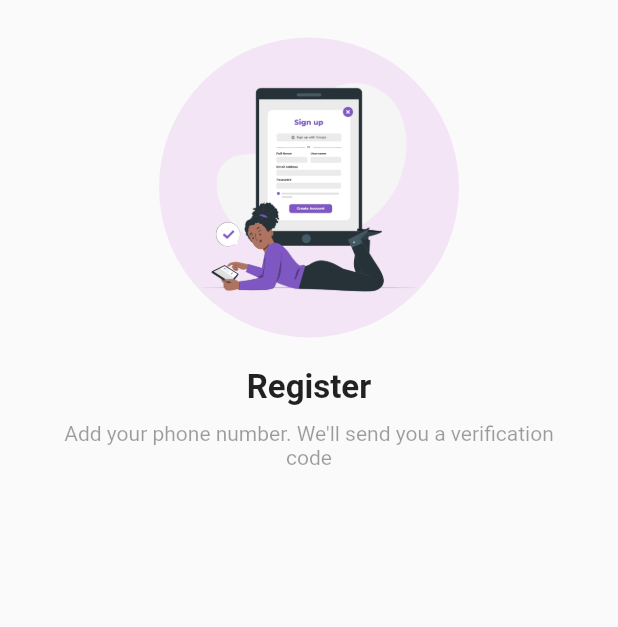
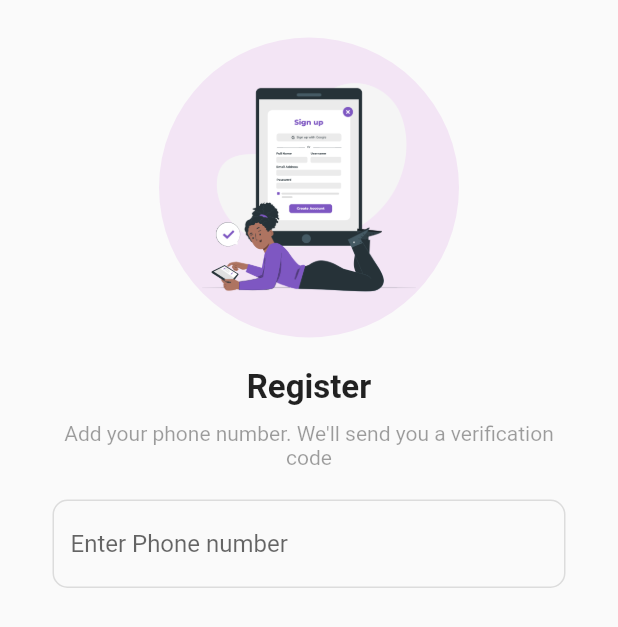
Before and after one commit to Mohamed7E/fireBase, a Flutter app: the RegisterScreen screen opened directly, on a phone screen of 412 x 824 dp. Shown: the top 627 px of the screen. Run offline on Flutter 3.47's test engine with Material 2 defaults, Android fonts, the phone set to English and light mode, and no system bars.

Commit message:
add text boxe

```diff
--- a/lib/Screens/Register_screen.dart
+++ b/lib/Screens/Register_screen.dart
@@ -1,8 +1,14 @@
 import 'package:flutter/material.dart';
 
-class RegisterScreen extends StatelessWidget {
+class RegisterScreen extends StatefulWidget {
   const RegisterScreen({super.key});
 
+  @override
+  State<RegisterScreen> createState() => _RegisterScreenState();
+}
+
+class _RegisterScreenState extends State<RegisterScreen> {
+  final TextEditingController phoneController = TextEditingController();
   @override
   Widget build(BuildContext context) {
     return Scaffold(
@@ -37,6 +43,26 @@ class RegisterScreen extends StatelessWidget {
                   ),
                   textAlign: TextAlign.center,
                 ),
+                const SizedBox(
+                  height: 20,
+                ),
+                TextFormField(
+                  cursorColor: Colors.purple,
+                  controller: phoneController,
+                  decoration: InputDecoration(
+                    hintText: "Enter Phone number",
+                     enabledBorder: OutlineInputBorder(
+                      borderRadius: BorderRadius.circular(10),
+                      borderSide: const BorderSide(color: Colors.black12),
+                     ),
+
+                 focusedBorder: OutlineInputBorder(
+                      borderRadius: BorderRadius.circular(10),
+                      borderSide: const BorderSide(color: Colors.black12),
+                       ),
+                  ),
+                  ),
+
               ],
             ),
           ),
```
